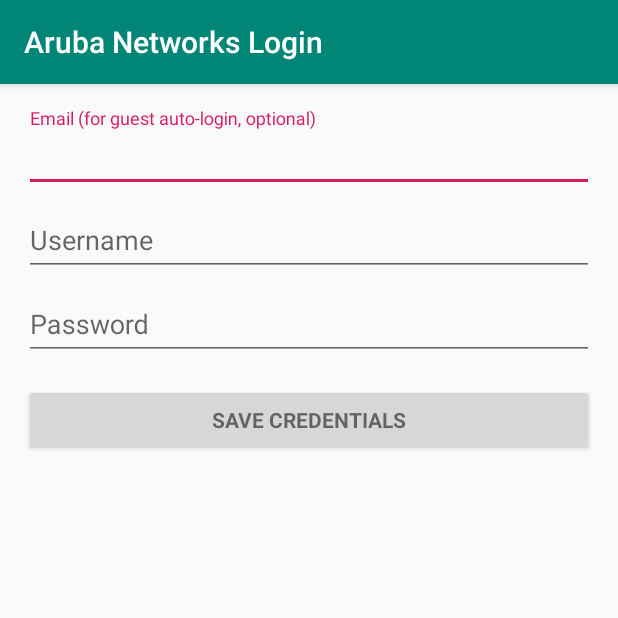
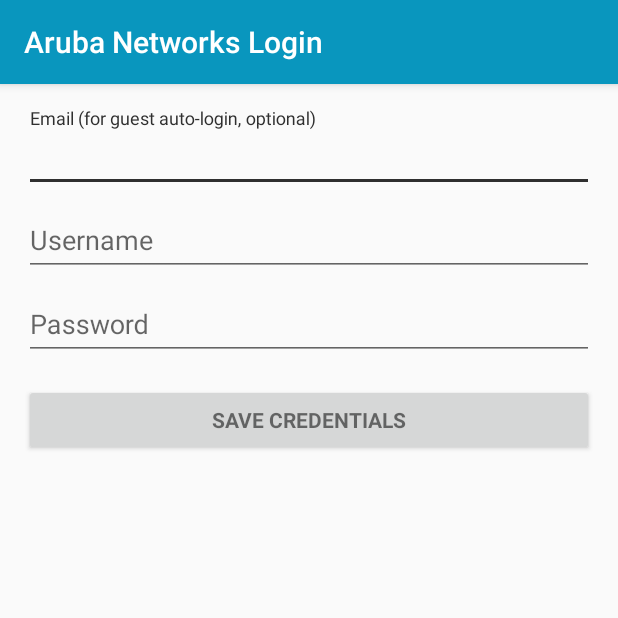
Before and after one commit to mkg20001/aruba-networks-login, an Android app: the screen it shows after launch (LoginActivity), on a phone screen of 412 x 824 dp, the top half of it. Run offline under Robolectric (Android 15) with nearby library versions, the phone set to English and light mode, and no system bars; 2 statements that could not run were skipped.

Commit message:
feat: color scheme

```diff
--- a/app/src/main/res/values/colors.xml
+++ b/app/src/main/res/values/colors.xml
@@ -1,6 +1,6 @@
 <?xml version="1.0" encoding="utf-8"?>
 <resources>
-    <color name="colorPrimary">#008577</color>
-    <color name="colorPrimaryDark">#00574B</color>
-    <color name="colorAccent">#D81B60</color>
+    <color name="colorPrimary">#0996BE</color>
+    <color name="colorPrimaryDark">#077595</color>
+    <color name="colorAccent">#2F2F2F</color>
 </resources>
```
